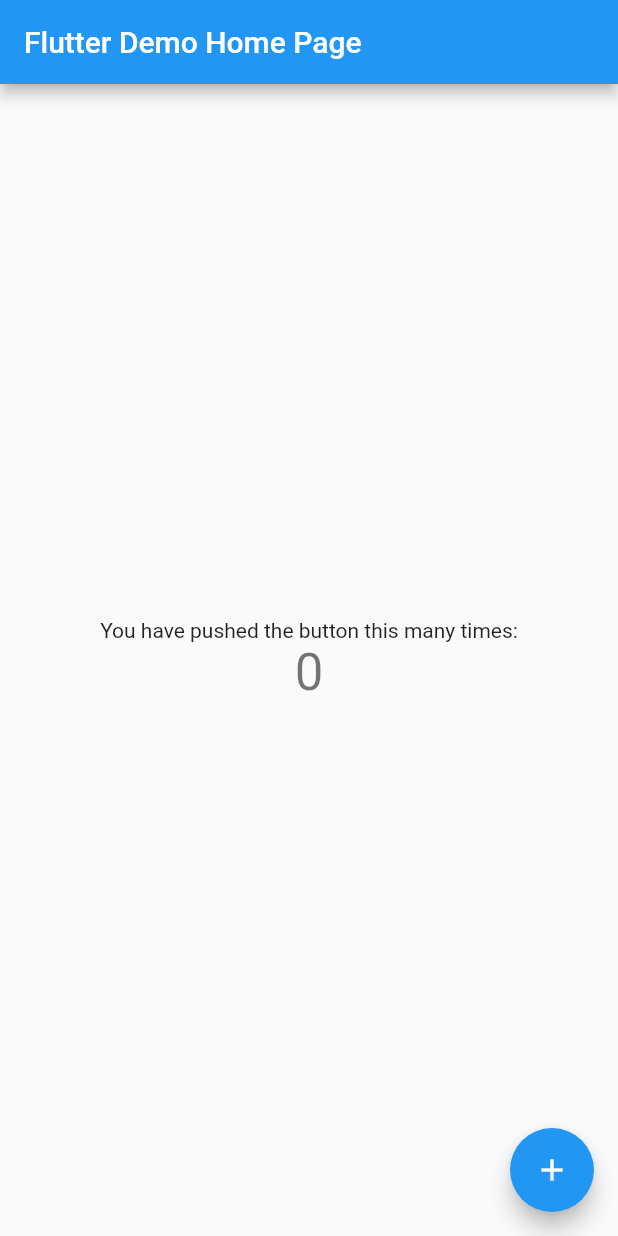
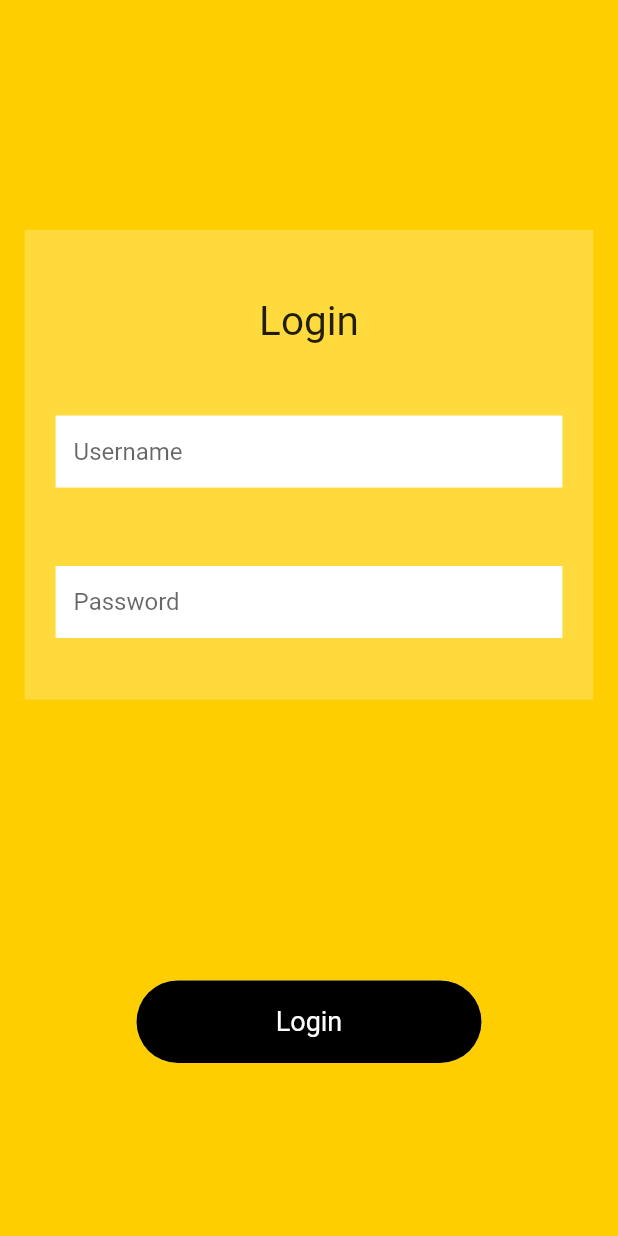
Before and after one commit to asbiqalalawi/eticketing, a Flutter app: the screen it shows after launch, on a phone screen of 412 x 824 dp. Run offline on Flutter 3.47's test engine with Material 2 defaults, Android fonts, the phone set to English and light mode, and no system bars.

Commit message:
Login Page, add fonts

```diff
--- /dev/null
+++ b/lib/login_page.dart
@@ -0,0 +1,84 @@
+import 'package:flutter/material.dart';
+
+class LoginPage extends StatelessWidget {
+  const LoginPage({Key key}) : super(key: key);
+
+  @override
+  Widget build(BuildContext context) {
+    return Scaffold(
+      backgroundColor: Color.fromARGB(255, 255, 206, 0),
+      body: Stack(
+        children: [
+          Align(
+            alignment: Alignment(0, -0.40),
+            child: Container(
+              // margin: EdgeInsets.fromLTRB(20, 120, 20, 320),
+              width: MediaQuery.of(context).size.width * 0.92,
+              height: MediaQuery.of(context).size.height * 0.38,
+              color: Colors.white24,
+            ),
+          ),
+          Container(
+              alignment: Alignment(0, -0.5),
+              child: Text(
+                "Login",
+                style: TextStyle(fontSize: 27),
+              )),
+          Align(
+            alignment: Alignment(0, -0.18),
+            child: Container(
+              width: MediaQuery.of(context).size.width * 0.82,
+              height: MediaQuery.of(context).size.height * 0.18,
+              child: Column(
+                mainAxisAlignment: MainAxisAlignment.spaceBetween,
+                children: [
+                  TextField(
+                    decoration: InputDecoration(
+                        hintText: "Username",
+                        fillColor: Colors.white,
+                        filled: true,
+                        border: InputBorder.none),
+                  ),
+                  TextField(
+                    obscureText: true,
+                    decoration: InputDecoration(
+                        hintText: "Password",
+                        fillColor: Colors.white,
+                        filled: true,
+                        border: InputBorder.none),
+                  )
+                ],
+              ),
+            ),
+          ),
+          Align(
+            alignment: Alignment(0, 0.7),
+            child: Material(
+              borderRadius: BorderRadius.circular(50),
+              child: Container(
+                width: 230,
+                height: 55,
+                decoration: BoxDecoration(
+                    borderRadius: BorderRadius.circular(50),
+                    color: Colors.black),
+                child: Material(
+                  color: Colors.transparent,
+                  child: InkWell(
+                    borderRadius: BorderRadius.circular(50),
+                    onTap: () {},
+                    child: Center(
+                      child: Text(
+                        "Login",
+                        style: TextStyle(color: Colors.white, fontSize: 18),
+                      ),
+                    ),
+                  ),
+                ),
+              ),
+            ),
+          )
+        ],
+      ),
+    );
+  }
+}
--- a/lib/main.dart
+++ b/lib/main.dart
@@ -1,3 +1,4 @@
+import 'package:eticketing/login_page.dart';
 import 'package:flutter/material.dart';
 
 void main() {
@@ -5,113 +6,12 @@ void main() {
 }
 
 class MyApp extends StatelessWidget {
-  // This widget is the root of your application.
+  const MyApp({Key key}) : super(key: key);
+
   @override
   Widget build(BuildContext context) {
     return MaterialApp(
-      title: 'Flutter Demo',
-      theme: ThemeData(
-        // This is the theme of your application.
-        //
-        // Try running your application with "flutter run". You'll see the
-        // application has a blue toolbar. Then, without quitting the app, try
-        // changing the primarySwatch below to Colors.green and then invoke
-        // "hot reload" (press "r" in the console where you ran "flutter run",
-        // or simply save your changes to "hot reload" in a Flutter IDE).
-        // Notice that the counter didn't reset back to zero; the application
-        // is not restarted.
-        primarySwatch: Colors.blue,
-        // This makes the visual density adapt to the platform that you run
-        // the app on. For desktop platforms, the controls will be smaller and
-        // closer together (more dense) than on mobile platforms.
-        visualDensity: VisualDensity.adaptivePlatformDensity,
-      ),
-      home: MyHomePage(title: 'Flutter Demo Home Page'),
+      home: LoginPage(),
     );
   }
 }
-
-class MyHomePage extends StatefulWidget {
-  MyHomePage({Key key, this.title}) : super(key: key);
-
-  // This widget is the home page of your application. It is stateful, meaning
-  // that it has a State object (defined below) that contains fields that affect
-  // how it looks.
-
-  // This class is the configuration for the state. It holds the values (in this
-  // case the title) provided by the parent (in this case the App widget) and
-  // used by the build method of the State. Fields in a Widget subclass are
-  // always marked "final".
-
-  final String title;
-
-  @override
-  _MyHomePageState createState() => _MyHomePageState();
-}
-
-class _MyHomePageState extends State<MyHomePage> {
-  int _counter = 0;
-
-  void _incrementCounter() {
-    setState(() {
-      // This call to setState tells the Flutter framework that something has
-      // changed in this State, which causes it to rerun the build method below
-      // so that the display can reflect the updated values. If we changed
-      // _counter without calling setState(), then the build method would not be
-      // called again, and so nothing would appear to happen.
-      _counter++;
-    });
-  }
-
-  @override
-  Widget build(BuildContext context) {
-    // This method is rerun every time setState is called, for instance as done
-    // by the _incrementCounter method above.
-    //
-    // The Flutter framework has been optimized to make rerunning build methods
-    // fast, so that you can just rebuild anything that needs updating rather
-    // than having to individually change instances of widgets.
-    return Scaffold(
-      appBar: AppBar(
-        // Here we take the value from the MyHomePage object that was created by
-        // the App.build method, and use it to set our appbar title.
-        title: Text(widget.title),
-      ),
-      body: Center(
-        // Center is a layout widget. It takes a single child and positions it
-        // in the middle of the parent.
-        child: Column(
-          // Column is also a layout widget. It takes a list of children and
-          // arranges them vertically. By default, it sizes itself to fit its
-          // children horizontally, and tries to be as tall as its parent.
-          //
-          // Invoke "debug painting" (press "p" in the console, choose the
-          // "Toggle Debug Paint" action from the Flutter Inspector in Android
-          // Studio, or the "Toggle Debug Paint" command in Visual Studio Code)
-          // to see the wireframe for each widget.
-          //
-          // Column has various properties to control how it sizes itself and
-          // how it positions its children. Here we use mainAxisAlignment to
-          // center the children vertically; the main axis here is the vertical
-          // axis because Columns are vertical (the cross axis would be
-          // horizontal).
-          mainAxisAlignment: MainAxisAlignment.center,
-          children: <Widget>[
-            Text(
-              'You have pushed the button this many times:',
-            ),
-            Text(
-              '$_counter',
-              style: Theme.of(context).textTheme.headline4,
-            ),
-          ],
-        ),
-      ),
-      floatingActionButton: FloatingActionButton(
-        onPressed: _incrementCounter,
-        tooltip: 'Increment',
-        child: Icon(Icons.add),
-      ), // This trailing comma makes auto-formatting nicer for build methods.
-    );
-  }
-}
```
Also changed, not shown: pubspec.yaml (+11 -14 lines), fonts/PublicSans-VariableFont_wght.ttf (added), fonts/RedHatDisplay-Medium.ttf (added), fonts/RedHatDisplay-MediumItalic.ttf (added), 1 other file.
